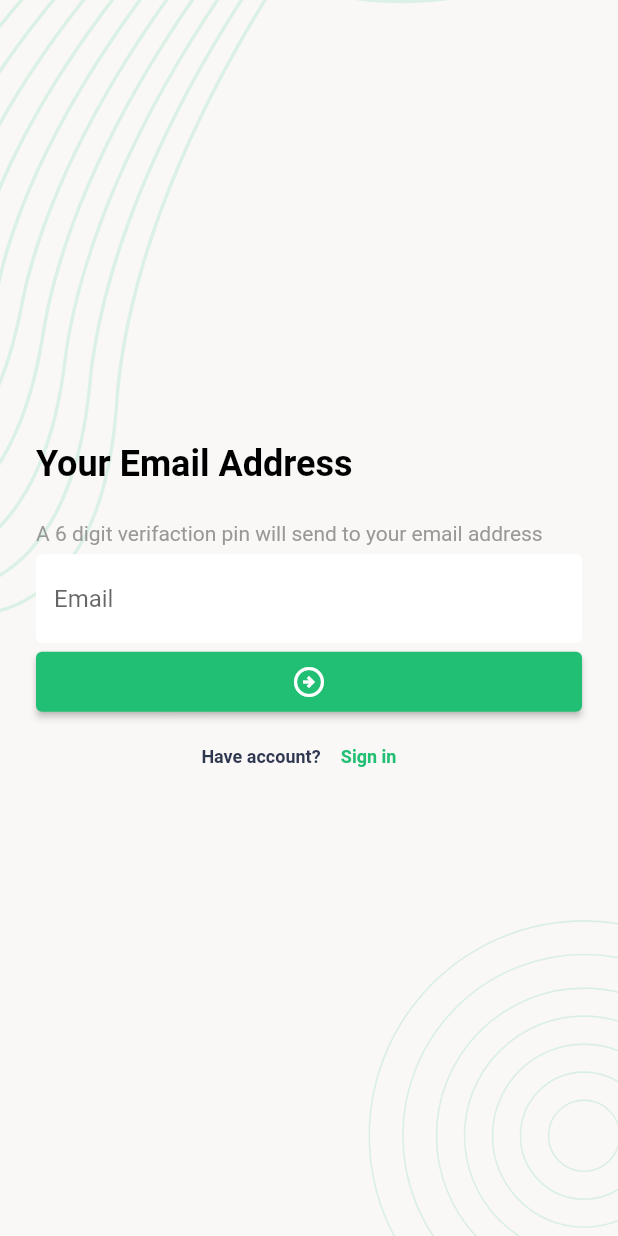
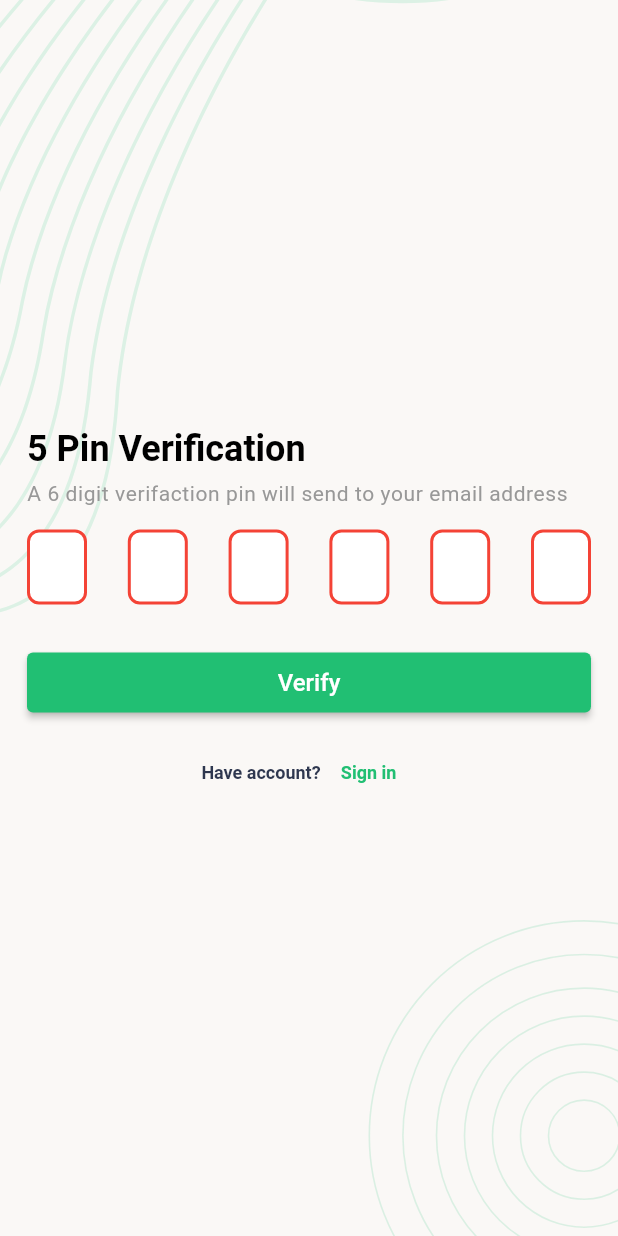
Before and after one commit to hasan1036/Task-Management, a Flutter app: the VerifyWithEmailScreen screen opened directly, after a tap on the "arrow circle right" icon, on a phone screen of 412 x 824 dp. Run offline on Flutter 3.47's test engine with Material 2 defaults, Android fonts, the phone set to English and light mode, and no system bars; drawn by our look-alikes of pin_code_fields; our stand-ins replace flutter_svg.

Commit message:
Task Management Auth UI Design

```diff
--- a/lib/ui/screens/2_login.dart
+++ b/lib/ui/screens/2_login.dart
@@ -26,7 +26,7 @@ class _LoginScreenState extends State<LoginScreen> {
             crossAxisAlignment: CrossAxisAlignment.start,
             children: [
               Text(
-                "Get Started With",
+                "2 Get Started With",
                 style: screenTitleTextStyle,
               ),
               SizedBox(
@@ -57,7 +57,6 @@ class _LoginScreenState extends State<LoginScreen> {
                     style: TextButton.styleFrom(
                         padding: EdgeInsets.all(0)
                     ),
-
                     onPressed: () {
                       Navigator.push(context, MaterialPageRoute(builder: (context)=>VerifyWithEmailScreen()));
                     },
--- a/lib/ui/screens/3_signup_screen.dart
+++ b/lib/ui/screens/3_signup_screen.dart
@@ -26,7 +26,7 @@ class _SignUpScreenState extends State<SignUpScreen> {
                   crossAxisAlignment: CrossAxisAlignment.start,
                   children: [
                     const SizedBox(height: 40,),
-                    Text("Join With us", style: screenTitleTextStyle,),
+                    Text("2 Join With us", style: screenTitleTextStyle,),
                     const SizedBox(height: 24,),
                     AppTextFieldWidget(hintText: "Email", controller: TextEditingController()),
 
--- a/lib/ui/screens/4_verify_with_email_screen.dart
+++ b/lib/ui/screens/4_verify_with_email_screen.dart
@@ -1,5 +1,6 @@
 import 'package:flutter/material.dart';
 import 'package:task_management1_2/ui/screens/2_login.dart';
+import 'package:task_management1_2/ui/screens/5_otp_verification_screen.dart';
 import 'package:task_management1_2/ui/utils/text_styles.dart';
 import 'package:task_management1_2/ui/widgets/app_elevated_button_3w.dart';
 import 'package:task_management1_2/ui/widgets/app_text_field_widget_2w.dart';
@@ -16,6 +17,7 @@ class _VerifyWithEmailScreenState extends State<VerifyWithEmailScreen> {
   @override
   Widget build(BuildContext context) {
     return Scaffold(
+
       body: ScreenBackGround(
           child: SafeArea(
         child: Padding(
@@ -24,35 +26,61 @@ class _VerifyWithEmailScreenState extends State<VerifyWithEmailScreen> {
             mainAxisAlignment: MainAxisAlignment.center,
             crossAxisAlignment: CrossAxisAlignment.start,
             children: [
+
+
+
               Text(
-                "Your Email Address",
+                "4 Your Email Address",
                 style: screenTitleTextStyle,
               ),
-              SizedBox(height: 24,),
+              SizedBox(
+                height: 8,
+              ),
 
               Text(
                 "A 6 digit verifaction pin will send to your email address",
-                style: TextStyle(fontSize: 14, color: Color(0xff989898)),
+                style: screenSubTitleStyle,
               ),
-              SizedBox(height: 6,),
+              SizedBox(
+                height: 16,
+              ),
+
               AppTextFieldWidget(
                   hintText: "Email", controller: TextEditingController()),
-              SizedBox(height: 6,),
+              SizedBox(
+                height: 6,
+              ),
+
               AppElevatedButton(
-                  child: Icon(Icons.arrow_circle_right_outlined), onTap: () {}),
-              SizedBox(height: 6,),
+                  child: Icon(Icons.arrow_circle_right_outlined),
+                  onTap: () {
+                    Navigator.push(context, MaterialPageRoute(builder: (context)=>OtpVerificationScreen()));
+                  }
+              ),
+
+
+              SizedBox(
+                height: 16,
+              ),
 
               Row(
                 mainAxisAlignment: MainAxisAlignment.center,
                 children: [
-                  Text("Have account?", style: TextStyle(
-                      color: Color(0xff2E374F),
-                      fontWeight: FontWeight.w600,
-                      fontSize: 12),),
+                  Text(
+                    "Have account?",
+                    style: TextStyle(
+                        color: Color(0xff2E374F),
+                        fontWeight: FontWeight.w600,
+                        fontSize: 12),
+                  ),
+
+
                   TextButton(
                       onPressed: () {
                         Navigator.push(
-                            context, MaterialPageRoute(builder: (context)=>LoginScreen()));
+                            context,
+                            MaterialPageRoute(
+                                builder: (context) => LoginScreen()));
                       },
                       child: Text(
                         "Sign in",
@@ -61,13 +89,18 @@ class _VerifyWithEmailScreenState extends State<VerifyWithEmailScreen> {
                             fontWeight: FontWeight.w600,
                             fontSize: 12),
                       )),
+
                 ],
               ),
+
+
 
             ],
           ),
         ),
       )),
+
+
     );
   }
 }
--- /dev/null
+++ b/lib/ui/screens/5_otp_verification_screen.dart
@@ -0,0 +1,136 @@
+import 'package:flutter/material.dart';
+import 'package:pin_code_fields/pin_code_fields.dart';
+import 'package:task_management1_2/ui/screens/6_set_password_screen.dart';
+import 'package:task_management1_2/ui/utils/text_styles.dart';
+import 'package:task_management1_2/ui/widgets/screen_back_ground_1w.dart';
+
+import '../widgets/app_elevated_button_3w.dart';
+import '../widgets/app_text_field_widget_2w.dart';
+import '2_login.dart';
+
+class OtpVerificationScreen extends StatefulWidget {
+  const OtpVerificationScreen({Key? key}) : super(key: key);
+
+  @override
+  State<OtpVerificationScreen> createState() => _OtpVerificationScreenState();
+}
+
+class _OtpVerificationScreenState extends State<OtpVerificationScreen> {
+  @override
+  Widget build(BuildContext context) {
+    return Scaffold(
+      body: ScreenBackGround(
+        child: SafeArea(
+          child: Padding(
+            padding: const EdgeInsets.symmetric(horizontal: 18.0),
+            child: Column(
+              mainAxisAlignment: MainAxisAlignment.center,
+              crossAxisAlignment: CrossAxisAlignment.start,
+              children: [
+                Text(
+                  "5 Pin Verification",
+                  style: screenTitleTextStyle,
+                ),
+                SizedBox(
+                  height: 8,
+                ),
+
+                Text(
+                  "A 6 digit verifaction pin will send to your email address",
+                  style: screenSubTitleStyle,
+                ),
+                SizedBox(
+                  height: 16,
+                ),
+
+
+
+                PinCodeTextField(
+                  length: 6,
+                  obscureText: false,
+                  animationType: AnimationType.fade,
+                  pinTheme: PinTheme(
+                    shape: PinCodeFieldShape.box,
+                    borderRadius: BorderRadius.circular(8),
+                    fieldHeight: 50,
+                    fieldWidth: 40,
+                    activeFillColor: Colors.white,
+                    inactiveFillColor: Colors.white,
+                    selectedFillColor: Colors.grey,
+                    selectedColor: Colors.green,
+                    // inactiveColor: Colors.white
+                  ),
+                  animationDuration: const Duration(milliseconds: 300),
+                  backgroundColor: Colors.transparent,
+                  enableActiveFill: true,
+                  onCompleted: (v) {
+                    print("Completed");
+                  },
+                  onChanged: (value) {
+                    print(value);
+                    setState(() {});
+                  },
+                  beforeTextPaste: (text) {
+                    print("Allowing to paste $text");
+                    //if you return true then it will show the paste confirmation dialog. Otherwise if false, then nothing will happen.
+                    //but you can show anything you want here, like your pop up saying wrong paste format or etc
+                    return true;
+                  },
+                  appContext: context,
+                ),
+                const SizedBox(
+                  height: 16,
+                ),
+
+
+
+
+
+                AppElevatedButton(
+                    child: Text("Verify", style: TextStyle(fontSize: 16),),
+                    onTap: () {
+                      Navigator.push(context, MaterialPageRoute(builder: (context)=>ResetPasswordScreen()));
+                    }
+                ),
+
+
+                SizedBox(
+                  height: 16,
+                ),
+
+                Row(
+                  mainAxisAlignment: MainAxisAlignment.center,
+                  children: [
+                    Text(
+                      "Have account?",
+                      style: TextStyle(
+                          color: Color(0xff2E374F),
+                          fontWeight: FontWeight.w600,
+                          fontSize: 12),
+                    ),
+
+
+                    TextButton(
+                        onPressed: () {
+                          Navigator.pushAndRemoveUntil(context, MaterialPageRoute(builder: (context)=>LoginScreen()), (route) => false);
+                        },
+                        child: Text(
+                          "Sign in",
+                          style: TextStyle(
+                              color: Color(0xff21BF73),
+                              fontWeight: FontWeight.w600,
+                              fontSize: 12),
+                        )),
+
+                  ],
+                ),
+
+
+              ],
+            ),
+          ),
+        ),
+      ),
+    );
+  }
+}
--- a/lib/ui/utils/text_styles.dart
+++ b/lib/ui/utils/text_styles.dart
@@ -12,3 +12,9 @@ const TextStyle screenTitleTextStyle2 = TextStyle(
   fontWeight: FontWeight.bold,
   color: Colors.red
 );
+TextStyle screenSubTitleStyle =TextStyle(
+    fontSize: 14,
+    color: Color(0xff989898),
+    letterSpacing: 0.4
+
+);
--- a/lib/ui/widgets/app_elevated_button_3w.dart
+++ b/lib/ui/widgets/app_elevated_button_3w.dart
@@ -20,7 +20,7 @@ class AppElevatedButton extends StatelessWidget {
               style: ElevatedButton.styleFrom(
                   backgroundColor: Color(0xff21BF73)
               ),
-              onPressed: (){}, child: child)),
+              onPressed: onTap, child: child)),
     );
   }
 }
```
Also changed, not shown: lib/ui/screens/6_set_password_screen.dart (added, +106 -0 lines).
